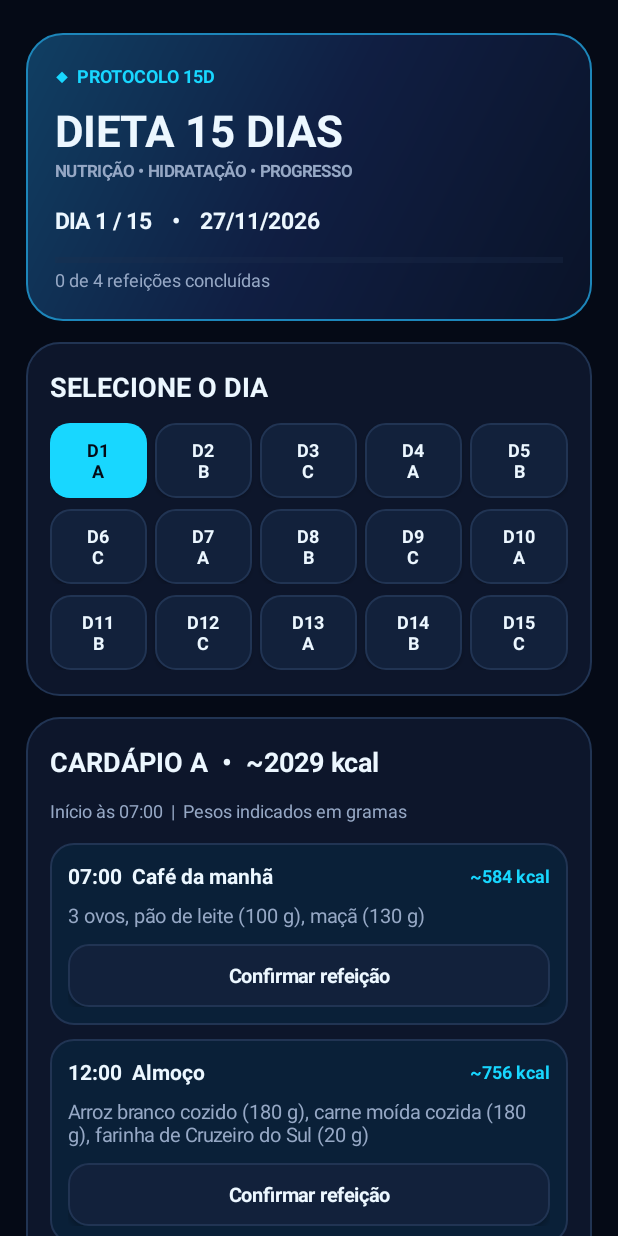
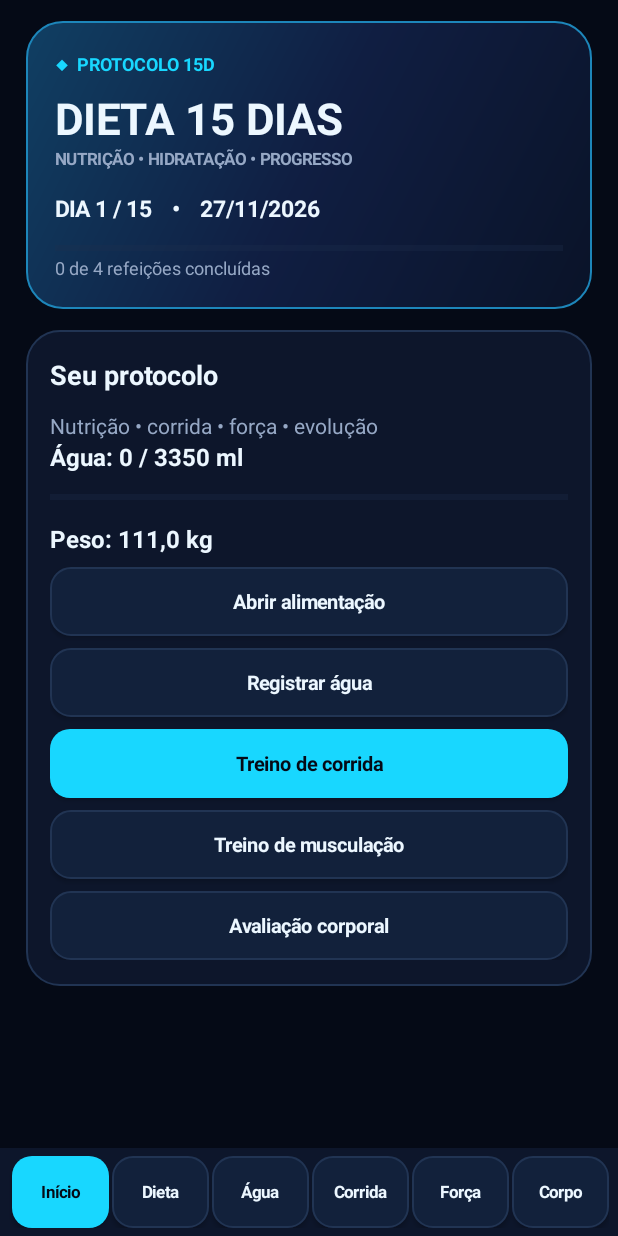
Before and after one commit to mmnegociomm-create/MMd, an Android app: the screen it shows after launch (MainActivity), on a phone screen of 412 x 824 dp. Run offline under Robolectric (Android 15) with nearby library versions, the phone set to English and light mode, and no system bars.

Commit message:
Separate native navigation into six screens and add new diet cycle entry

```diff
--- a/app/src/main/java/com/mmd/dieta/MainActivity.java
+++ b/app/src/main/java/com/mmd/dieta/MainActivity.java
@@ -27,6 +27,8 @@ public class MainActivity extends Activity {
     private static final int BG=0xff050a16, CARD=0xff0d162b, BLUE=0xff18d7ff, WHITE=0xffecf7ff, MUTED=0xff96a8c5, LINE=0xff213453, SUCCESS=0xff29eab8;
     private LinearLayout root;
     private int chosen=1;
+    private int tab=0;
+    private FitnessUI fitness;
     private final DateTimeFormatter fmt=DateTimeFormatter.ofPattern("dd/MM/yyyy",new Locale("pt","BR"));
     private int dp(float n) {return (int)(n*getResources().getDisplayMetrics().density+0.5f);}
     private GradientDrawable drawable(int color,int stroke,int radius) {
@@ -74,23 +76,35 @@ public class MainActivity extends Activity {
     @Override public void onCreate(Bundle savedInstanceState) {
         super.onCreate(savedInstanceState);
         getWindow().setStatusBarColor(BG);getWindow().setNavigationBarColor(BG);
-        PlanData.start(this);chosen=PlanData.today(this);
+        PlanData.start(this);chosen=PlanData.today(this);fitness=new FitnessUI(this);
         ReminderScheduler.setup(this);
         if(Build.VERSION.SDK_INT>=33 && checkSelfPermission(Manifest.permission.POST_NOTIFICATIONS)!=PackageManager.PERMISSION_GRANTED)
             requestPermissions(new String[]{Manifest.permission.POST_NOTIFICATIONS},101);
         render();
     }
     @Override protected void onResume(){super.onResume();if(root!=null)render();}
-    private void render() {
+    @Override protected void onDestroy(){if(fitness!=null)fitness.destroy();super.onDestroy();}
+    @Override public void onBackPressed(){if(fitness!=null&&fitness.busy()){new android.app.AlertDialog.Builder(this).setTitle("Treino em andamento").setMessage("Encerre pela tela de treino ou continue.").setPositiveButton("Continuar",null).show();}else if(tab!=0){tab=0;render();}else super.onBackPressed();}
+    void render() {
+        LinearLayout frame=vertical();frame.setBackgroundColor(BG);
+        frame.setOnApplyWindowInsetsListener((v,insets)->{if(Build.VERSION.SDK_INT>=30){android.graphics.Insets bars=insets.getInsets(android.view.WindowInsets.Type.systemBars());v.setPadding(bars.left,bars.top,bars.right,bars.bottom);}return insets;});
         ScrollView scroll=new ScrollView(this);scroll.setFillViewport(true);scroll.setBackgroundColor(BG);
-        root=vertical();root.setPadding(dp(17),dp(22),dp(17),dp(30));scroll.addView(root);setContentView(scroll);
-        header();
-        calendar();
-        menu();
-        hydration();
-        weightCard();
-        LinearLayout note=card("OBSERVAÇÕES");
-        note.addView(text("Calorias e hidratação são estimativas. Pese arroz, batata e carne depois do preparo; aveia, farinha e Milharina antes do preparo. A meta de água não trata retenção de líquidos.",12,MUTED,false));
+        root=vertical();root.setPadding(dp(17),dp(14),dp(17),dp(18));scroll.addView(root);
+        frame.addView(scroll,new LinearLayout.LayoutParams(-1,0,1));
+        LinearLayout nav=new LinearLayout(this);nav.setPadding(dp(6),dp(5),dp(6),dp(5));nav.setBackgroundColor(CARD);
+        String[] tabs={"Início","Dieta","Água","Corrida","Força","Corpo"};
+        for(int i=0;i<tabs.length;i++){final int n=i;Button b=button(tabs[i],tab==i);b.setTextSize(11);b.setPadding(0,0,0,0);LinearLayout.LayoutParams p=new LinearLayout.LayoutParams(0,dp(48),1);p.leftMargin=dp(2);nav.addView(b,p);b.setOnClickListener(v->{if(fitness.busy()&&n!=tab){Toast.makeText(this,"Finalize o treino antes de mudar de tela.",Toast.LENGTH_SHORT).show();return;}tab=n;render();});}
+        frame.addView(nav,new LinearLayout.LayoutParams(-1,-2));setContentView(frame);
+        switch(tab){
+            case 0: header();LinearLayout home=card("Seu protocolo");home.addView(text("Nutrição • corrida • força • evolução",14,MUTED,false));home.addView(text("Água: "+PlanData.water(this,chosen)+" / "+PlanData.goal(this)+" ml",16,WHITE,true));progress(home,PlanData.water(this,chosen),PlanData.goal(this));home.addView(text("Peso: "+PlanData.fmt(PlanData.weight(this))+" kg",16,WHITE,true),lp(-1,-2,12));String[] actions={"Abrir alimentação","Registrar água","Treino de corrida","Treino de musculação","Avaliação corporal"};for(int i=0;i<actions.length;i++){final int dest=i+1;Button b=button(actions[i],i==2);home.addView(b,lp(-1,46,8));b.setOnClickListener(v->{tab=dest;render();});}break;
+            case 1: header();dayPicker();menu();break;
+            case 2: dayPicker();hydration();break;
+            case 3: fitness.runningScreen(card("CORRIDA GUIADA"));break;
+            case 4: fitness.gymScreen(card("MUSCULAÇÃO GUIADA"));break;
+            case 5: fitness.profile(card("EVOLUÇÃO CORPORAL"));break;
+        }
+    }
+    private void dayPicker(){LinearLayout c=card("Dia do protocolo");Button b=button("Dia "+chosen+" / 15  •  "+PlanData.date(this,chosen).format(fmt),true);c.addView(b,lp(-1,46,0));b.setOnClickListener(v->{String[] days=new String[15];for(int i=0;i<15;i++)days[i]="Dia "+(i+1)+" • "+PlanData.date(this,i+1).format(fmt);new android.app.AlertDialog.Builder(this).setTitle("Escolher dia").setSingleChoiceItems(days,chosen-1,(d,i)->{chosen=i+1;d.dismiss();render();}).setNegativeButton("Cancelar",null).show();});
     }
     private void header() {
         LinearLayout hero=vertical();hero.setPadding(dp(19),dp(20),dp(19),dp(19));
@@ -123,9 +137,9 @@ public class MainActivity extends Activity {
         }
     }
     private void menu() {
-        int type=PlanData.type(chosen),total=PlanData.dayTotal(chosen);
+        int type=PlanData.type(chosen),total=PlanData.dayTotal(this,chosen);
         LinearLayout c=card("CARDÁPIO "+(char)('A'+type)+"  •  ~"+total+" kcal");
-        c.addView(text("Início às 07:00  |  Pesos indicados em gramas",12,MUTED,false));
+        c.addView(text("Pesos cozidos, exceto aveia. Valores aproximados; ajuste com nutricionista.",12,MUTED,false));if(PlanData.newPlan(this)){c.addView(text("Proteína estimada: "+PlanData.protein(chosen)+" g/dia",15,SUCCESS,true),lp(-1,-2,8));}else{Button activate=button("Iniciar novo plano de 15 dias",true);c.addView(activate,lp(-1,48,8));activate.setOnClickListener(v->new android.app.AlertDialog.Builder(this).setTitle("Novo ciclo alimentar").setMessage("Começa hoje com cardápio de maior proteína. Registros antigos ficam armazenados, mas não serão exibidos neste ciclo.").setNegativeButton("Cancelar",null).setPositiveButton("Iniciar",(d,w)->{for(int j=1;j<=15;j++){for(int k=0;k<4;k++)ReminderScheduler.cancelMeal(this,j,k);for(int k=0;k<PlanData.WATER_TIMES.length;k++)ReminderScheduler.cancelWater(this,j,k);}PlanData.beginNew(this);chosen=1;ReminderScheduler.setup(this);render();}).show());}
         for(int m=0;m<4;m++) {
             final int index=m;
             LinearLayout sec=vertical();
@@ -136,9 +150,9 @@ public class MainActivity extends Activity {
             sec.addView(line);
             TextView title=text(PlanData.TIMES[m]+"  "+PlanData.NAMES[m],14,WHITE,true);
             line.addView(title,new LinearLayout.LayoutParams(0,-2,1));
-            TextView kcal=text("~"+PlanData.KCAL[type][m]+" kcal",12,BLUE,true);
+            TextView kcal=text("~"+PlanData.kcal(this,chosen,m)+" kcal",12,BLUE,true);
             line.addView(kcal);
-            TextView content=text(PlanData.FOOD[type][m],13,MUTED,false);
+            TextView content=text(PlanData.food(this,chosen,m),13,MUTED,false);
             sec.addView(content,lp(-1,-2,8));
             boolean done=PlanData.mealDone(this,chosen,m);
             Button confirm=button(done?"✓  Refeição concluída":"Confirmar refeição",done);
```
